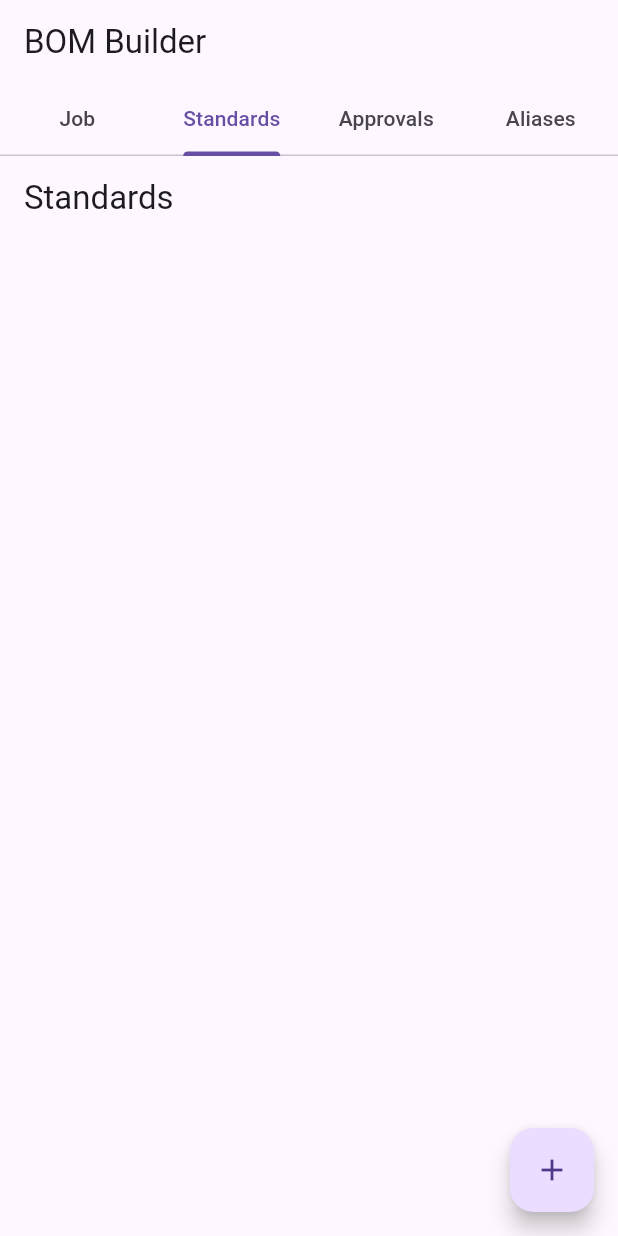
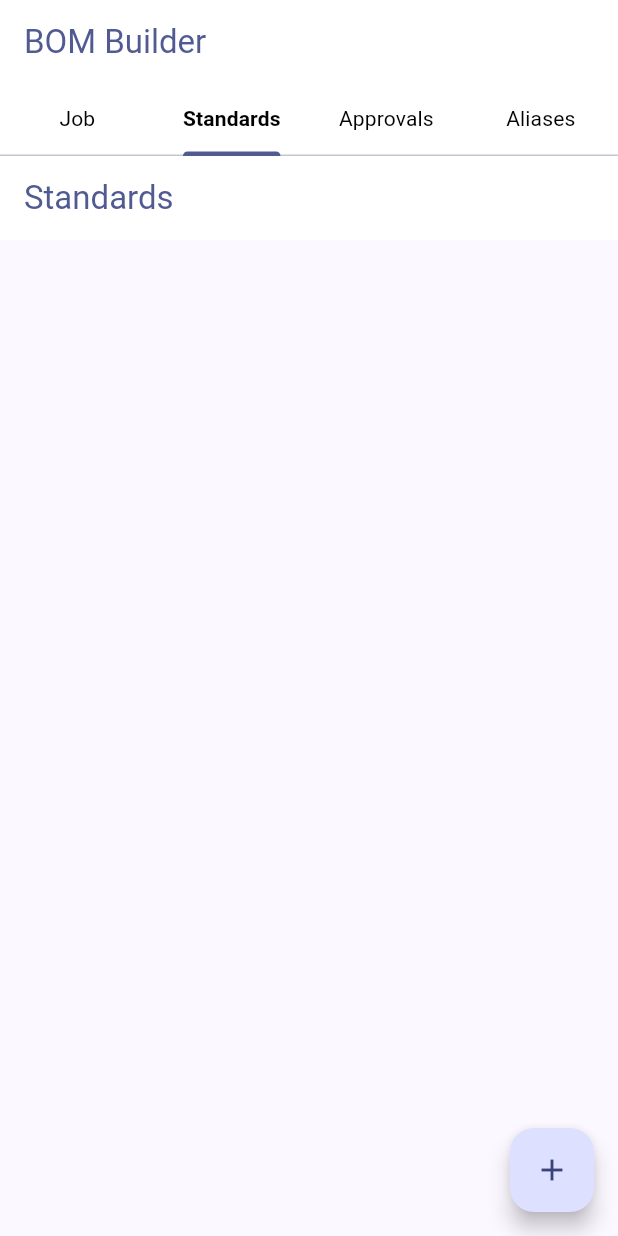
Before and after one commit to RaikaTempest/BOMTest3, a Flutter app: the screen it shows after launch, tab 2 chosen, on a phone screen of 412 x 824 dp. Run offline on Flutter 3.47's test engine with Material 3 defaults, Android fonts, the phone set to English and light mode, and no system bars; missing offline and left inert: dart:html.

Commit message:
feat: ensure readable tab text

```diff
--- a/lib/main.dart
+++ b/lib/main.dart
@@ -9,9 +9,35 @@ class BomApp extends StatelessWidget {
 
   @override
   Widget build(BuildContext context) {
-    return const MaterialApp(
+    final colorScheme = ColorScheme.fromSeed(seedColor: Colors.indigo);
+    return MaterialApp(
       debugShowCheckedModeBanner: false,
-      home: HomeScreen(),
+      theme: ThemeData(
+        colorScheme: colorScheme,
+        textTheme:
+            ThemeData.light().textTheme.apply(bodyColor: Colors.black, displayColor: Colors.black),
+        appBarTheme: AppBarTheme(
+          backgroundColor: Colors.white,
+          foregroundColor: colorScheme.primary,
+        ),
+        tabBarTheme: TabBarTheme(
+          labelColor: Colors.black,
+          unselectedLabelColor: Colors.black,
+          labelStyle: const TextStyle(fontWeight: FontWeight.bold),
+          unselectedLabelStyle: const TextStyle(fontWeight: FontWeight.normal),
+          indicatorColor: colorScheme.primary,
+        ),
+        elevatedButtonTheme: ElevatedButtonThemeData(
+          style: ElevatedButton.styleFrom(
+            backgroundColor: colorScheme.primary,
+            foregroundColor: Colors.white,
+          ),
+        ),
+        textButtonTheme: TextButtonThemeData(
+          style: TextButton.styleFrom(foregroundColor: colorScheme.primary),
+        ),
+      ),
+      home: const HomeScreen(),
     );
   }
 }
--- a/lib/ui/rule_wizard.dart
+++ b/lib/ui/rule_wizard.dart
@@ -449,7 +449,11 @@ class _RuleWizardState extends State<RuleWizard> {
         actions: [
           TextButton(
             onPressed: _save,
-            child: const Text('Save', style: TextStyle(color: Colors.white)),
+            style: TextButton.styleFrom(
+              foregroundColor: Colors.white,
+              backgroundColor: Theme.of(context).colorScheme.secondary,
+            ),
+            child: const Text('Save'),
           ),
         ],
       ),
--- a/lib/ui/standards_manager_screen.dart
+++ b/lib/ui/standards_manager_screen.dart
@@ -152,7 +152,11 @@ class _StandardDetailScreenState extends State<_StandardDetailScreen> {
         actions: [
           TextButton(
             onPressed: _save,
-            child: const Text('Save', style: TextStyle(color: Colors.white)),
+            style: TextButton.styleFrom(
+              foregroundColor: Colors.white,
+              backgroundColor: Theme.of(context).colorScheme.secondary,
+            ),
+            child: const Text('Save'),
           ),
         ],
       ),
```
